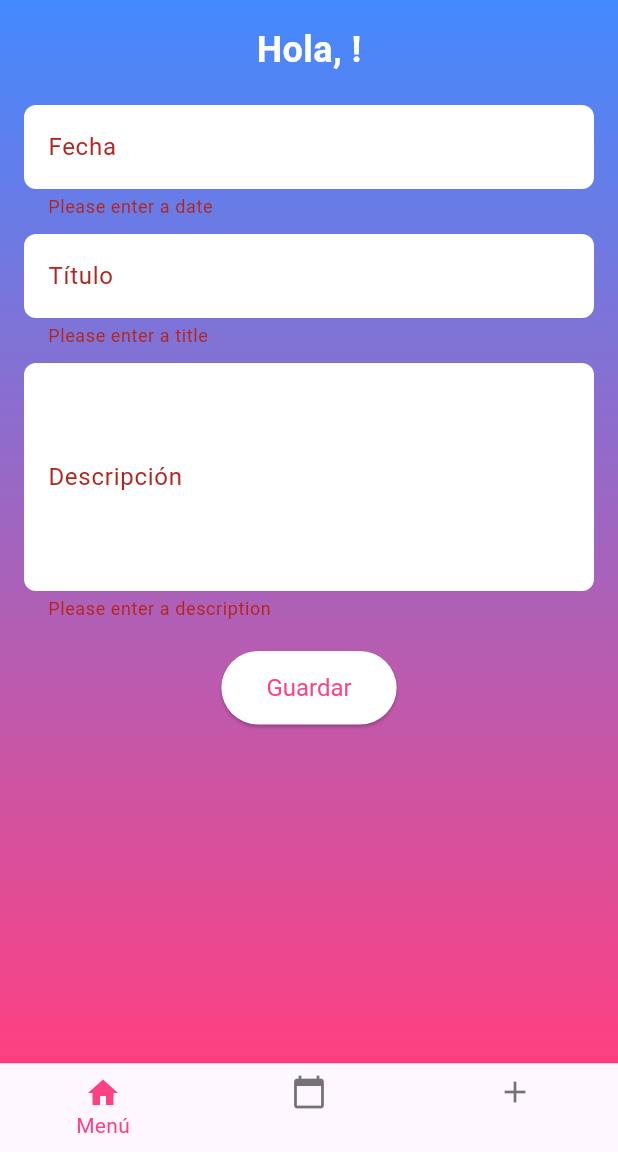
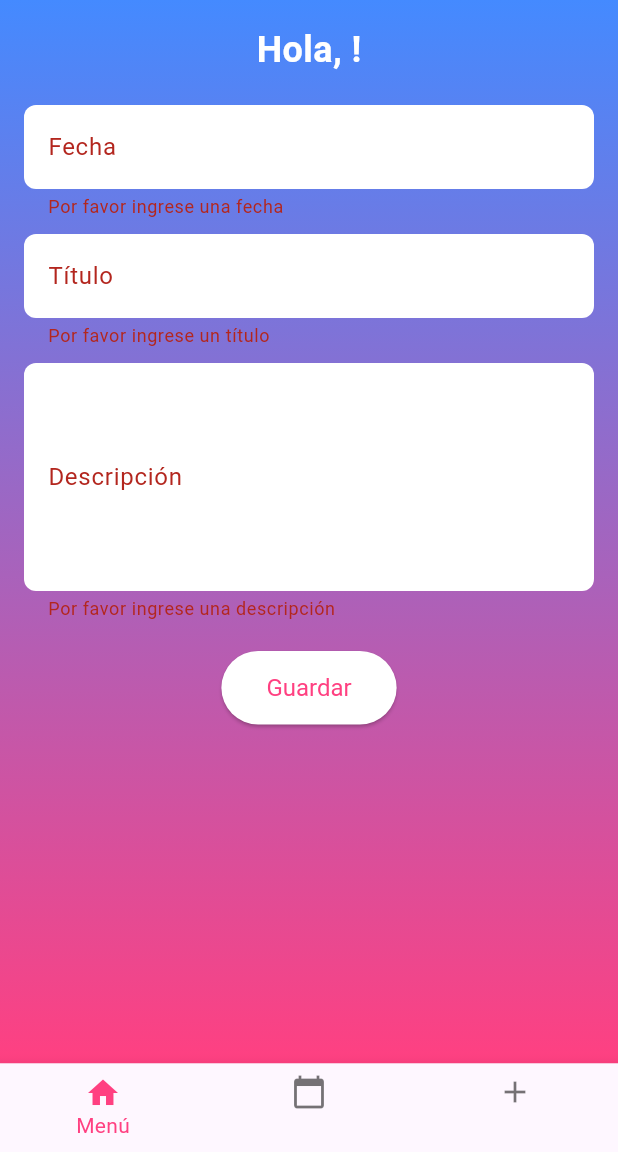
Before and after one commit to EriiMtz/inicio_sesi-n, a Flutter app: the NoteFormScreen screen opened directly with empty values, after a tap on "Guardar", on a phone screen of 412 x 824 dp, the part 84-1236 px from its top. Run offline on Flutter 3.47's test engine with Material 3 defaults, Android fonts, the phone set to English and light mode, and no system bars; accounts and stored records are empty.

Commit message:
Se agrego actualizar y eliminar

```diff
--- a/lib/screens/note_form_screen.dart
+++ b/lib/screens/note_form_screen.dart
@@ -3,20 +3,37 @@ import '../models/note.dart'; // Ajusta la ruta según la estructura de tu proye
 
 class NoteFormScreen extends StatefulWidget {
   final String userName;
+  final Note? note;
 
-  NoteFormScreen({required this.userName});
+  NoteFormScreen({required this.userName, this.note});
 
   @override
   _NoteFormScreenState createState() => _NoteFormScreenState();
 }
-
-// Resto del código de tu clase NoteFormScreen
 
 class _NoteFormScreenState extends State<NoteFormScreen> {
   final _formKey = GlobalKey<FormState>();
   final TextEditingController _dateController = TextEditingController();
   final TextEditingController _titleController = TextEditingController();
   final TextEditingController _descriptionController = TextEditingController();
+
+  @override
+  void initState() {
+    super.initState();
+    if (widget.note != null) {
+      _dateController.text = widget.note!.date;
+      _titleController.text = widget.note!.title;
+      _descriptionController.text = widget.note!.description;
+    }
+  }
+
+  @override
+  void dispose() {
+    _dateController.dispose();
+    _titleController.dispose();
+    _descriptionController.dispose();
+    super.dispose();
+  }
 
   @override
   Widget build(BuildContext context) {
@@ -62,7 +79,7 @@ class _NoteFormScreenState extends State<NoteFormScreen> {
                   ),
                   validator: (value) {
                     if (value == null || value.isEmpty) {
-                      return 'Please enter a date';
+                      return 'Por favor ingrese una fecha';
                     }
                     return null;
                   },
@@ -81,7 +98,7 @@ class _NoteFormScreenState extends State<NoteFormScreen> {
                   ),
                   validator: (value) {
                     if (value == null || value.isEmpty) {
-                      return 'Please enter a title';
+                      return 'Por favor ingrese un título';
                     }
                     return null;
                   },
@@ -101,7 +118,7 @@ class _NoteFormScreenState extends State<NoteFormScreen> {
                   maxLines: 5,
                   validator: (value) {
                     if (value == null || value.isEmpty) {
-                      return 'Please enter a description';
+                      return 'Por favor ingrese una descripción';
                     }
                     return null;
                   },
--- a/pubspec.yaml
+++ b/pubspec.yaml
@@ -25,6 +25,8 @@ environment:
 dependencies:
   flutter:
     sdk: flutter
+  sqflite: ^2.0.0+3
+  path: ^1.8.0
 
 
 dev_dependencies:
```
Also changed, not shown: lib/screens/welcome_screen.dart (+38 -2 lines), pubspec.lock, 1 other file.
